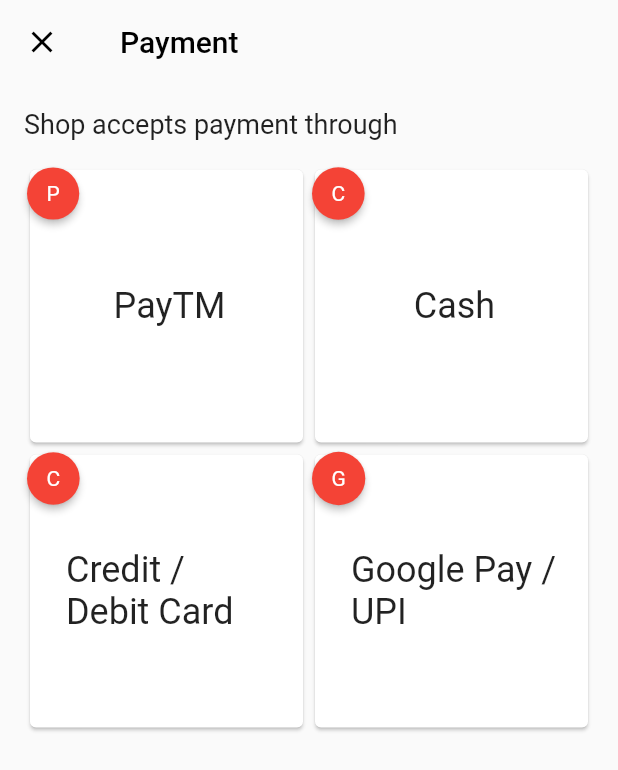
After one commit to C-Aniruddh/QuickGrab, a Flutter app: the OrderPaymentPage screen opened directly, on a phone screen of 412 x 824 dp. The commit adds this screen. Shown: the top 770 px of the screen. Run offline on Flutter 3.47's test engine with Material 2 defaults, Android fonts, the phone set to English and light mode, and no system bars; drawn by our look-alikes of badges; our stand-ins replace cloud_firestore, firebase_auth, firebase_messaging, google_maps_flutter, google_sign_in, jiffy and 1 more; missing offline and left inert: cuberto_bottom_bar, dart_geohash, flappy_search_bar, google_map_location_picker; accounts and stored records are empty; Roboto replaces fonts that are missing (Avenir).

Commit message:
QuickGrab: Update shop initial parameters.

```diff
--- /dev/null
+++ b/lib/screens/cart/order_payment_page.dart
@@ -0,0 +1,242 @@
+import 'dart:async';
+import 'package:app/notificationHandler.dart';
+import 'package:app/screens/home_page/shop_completed_orders.dart';
+import 'package:app/screens/home_page/shop_pending_orders.dart';
+import 'package:app/screens/home_page/shop_scheduled_orders.dart';
+import 'package:cloud_firestore/cloud_firestore.dart';
+import 'package:dart_geohash/dart_geohash.dart';
+import 'package:firebase_auth/firebase_auth.dart';
+import 'package:flutter/material.dart';
+import 'package:google_sign_in/google_sign_in.dart';
+import 'package:jiffy/jiffy.dart';
+import 'package:url_launcher/url_launcher.dart';
+import 'package:badges/badges.dart';
+
+import '../../fonts.dart';
+
+class MapUtils {
+  MapUtils._();
+
+  static Future<void> openMap(double latitude, double longitude) async {
+    String googleUrl =
+        'https://www.google.com/maps/search/?api=1&query=$latitude,$longitude';
+    if (await canLaunch(googleUrl)) {
+      await launch(googleUrl);
+    } else {
+      throw 'Could not open the map.';
+    }
+  }
+}
+
+class OrderPaymentPage extends StatefulWidget {
+  OrderPaymentPage({Key key, this.userData}) : super(key: key);
+
+  final DocumentSnapshot userData;
+
+  @override
+  _OrderPaymentPageState createState() => _OrderPaymentPageState();
+}
+
+class _OrderPaymentPageState extends State<OrderPaymentPage> {
+  final GoogleSignIn googleSignIn = GoogleSignIn();
+
+  int currentPage = 0;
+  String currentTitle = "Home";
+  String userUID;
+
+  bool userLoaded = false;
+  bool timeSlotsLoaded = false;
+
+  String profilePicUrl;
+  String userEmail;
+
+  DocumentSnapshot userData;
+
+  GeoHasher gH = GeoHasher();
+
+  String token;
+
+  TextEditingController startTimeController = new TextEditingController();
+  TextEditingController endTimeController = new TextEditingController();
+  TextEditingController otpController = new TextEditingController();
+  TextEditingController _dataController = TextEditingController();
+
+  List<String> timeSlots;
+
+  Future<void> _signOut() async {
+    try {
+      await googleSignIn.signOut();
+      await FirebaseAuth.instance.signOut();
+    } catch (e) {
+      print(e); // TODO: show dialog with error
+    }
+  }
+
+
+  Widget addressView() {
+    return Padding(
+      padding: const EdgeInsets.fromLTRB(16, 0, 16, 4),
+      child: Card(
+          child: Padding(
+        padding: const EdgeInsets.all(8.0),
+        child: ListTile(
+            leading: Icon(Icons.add_location),
+            subtitle: Text(userData['shop_address'],
+                style: TextStyle(fontFamily: AppFontFamilies.mainFont))),
+      )),
+    );
+  }
+
+  Widget buildHomePayment() {
+    return SingleChildScrollView(
+        child: Column(
+          crossAxisAlignment: CrossAxisAlignment.start,
+            children: [
+          Padding(
+            padding: const EdgeInsets.all(16.0),
+            child: Text("Shop accepts payment through", style:TextStyle(
+                fontSize: 18,
+                fontFamily: AppFontFamilies.mainFont)),
+          ),
+          dashboardGrid()
+    ]));
+  }
+
+  Widget dashboardGrid() {
+    return Padding(
+      padding: const EdgeInsets.fromLTRB(16, 0, 16, 16),
+      child: SizedBox(
+        height: MediaQuery.of(context).size.height * 0.7,
+        child: GridView.count(
+          crossAxisCount: 2,
+          childAspectRatio: (3 / 3),
+          children: [
+            Card(
+              child: Padding(
+                padding: const EdgeInsets.fromLTRB(8, 0, 4, 0),
+                child: Badge(
+                  position: BadgePosition.topLeft(),
+                  badgeContent: Padding(
+                    padding: const EdgeInsets.all(8.0),
+                    child: Text("P", style: TextStyle(
+                        fontFamily: AppFontFamilies.mainFont, color: Colors.white)),
+                  ),
+                  child: Container(
+                      child: Align(
+            alignment: Alignment.center,
+            child: Padding(
+                  padding: const EdgeInsets.all(16.0),
+                  child: Text("PayTM",
+                      style: TextStyle(
+                          fontSize: 24,
+                          fontFamily: AppFontFamilies.mainFont)),
+            )),
+            ),
+                ),
+              )),
+            Card(
+                child: Padding(
+                  padding: const EdgeInsets.fromLTRB(8, 0, 4, 0),
+                  child: Badge(
+                    position: BadgePosition.topLeft(),
+                    badgeContent: Padding(
+                      padding: const EdgeInsets.all(8.0),
+                      child: Text("C", style: TextStyle(
+                          fontFamily: AppFontFamilies.mainFont, color: Colors.white)),
+                    ),
+                    child: Container(
+                      child: Align(
+                          alignment: Alignment.center,
+                          child: Padding(
+                            padding: const EdgeInsets.all(16.0),
+                            child: Text("Cash",
+                                style: TextStyle(
+                                    fontSize: 24,
+                                    fontFamily: AppFontFamilies.mainFont)),
+                          )),
+                    ),
+                  ),
+                )),
+            Card(
+                child: Padding(
+                  padding: const EdgeInsets.fromLTRB(8, 0, 4, 0),
+                  child: Badge(
+                    position: BadgePosition.topLeft(),
+                    badgeContent: Padding(
+                      padding: const EdgeInsets.all(8.0),
+                      child: Text("C", style: TextStyle(
+                          fontFamily: AppFontFamilies.mainFont, color: Colors.white)),
+                    ),
+                    child: Container(
+                      child: Align(
+                          alignment: Alignment.center,
+                          child: Padding(
+                            padding: const EdgeInsets.all(16.0),
+                            child: Text("Credit / Debit Card",
+                                style: TextStyle(
+                                    fontSize: 24,
+                                    fontFamily: AppFontFamilies.mainFont)),
+                          )),
+                    ),
+                  ),
+                )),
+            Card(
+                child: Padding(
+                  padding: const EdgeInsets.fromLTRB(8, 0, 4, 0),
+                  child: Badge(
+                    position: BadgePosition.topLeft(),
+                    badgeContent: Padding(
+                      padding: const EdgeInsets.all(8.0),
+                      child: Text("G", style: TextStyle(
+                          fontFamily: AppFontFamilies.mainFont, color: Colors.white)),
+                    ),
+                    child: Container(
+                      child: Align(
+                          alignment: Alignment.center,
+                          child: Padding(
+                            padding: const EdgeInsets.all(16.0),
+                            child: Text("Google Pay / UPI",
+                                style: TextStyle(
+                                    fontSize: 24,
+                                    fontFamily: AppFontFamilies.mainFont)),
+                          )),
+                    ),
+                  ),
+                )),
+          ],
+        ),
+      ),
+    );
+  }
+
+  @override
+  void initState() {
+    super.initState();
+  }
+
+  @override
+  Widget build(BuildContext context) {
+    return Scaffold(
+      appBar: AppBar(
+        backgroundColor: Colors.transparent,
+        elevation: 0,
+        automaticallyImplyLeading: false,
+        leading: IconButton(
+          icon: Icon(Icons.close),
+          color: Colors.black,
+          onPressed: () {
+            Navigator.pop(context);
+          }
+        ),
+        title: Padding(
+          padding: const EdgeInsets.fromLTRB(8, 8, 8, 8),
+          child: Text("Payment",
+              style: TextStyle(
+                  fontFamily: AppFontFamilies.mainFont, color: Colors.black)),
+        ),
+      ),
+      body: buildHomePayment()
+      // This trailing comma makes auto-formatting nicer for build methods.
+    );
+  }
+}
--- a/lib/screens/home_page/shop_home_page.dart
+++ b/lib/screens/home_page/shop_home_page.dart
@@ -1,5 +1,6 @@
 import 'dart:async';
 import 'package:app/notificationHandler.dart';
+import 'package:app/screens/cart/order_payment_page.dart';
 import 'package:app/screens/home_page/shop_completed_orders.dart';
 import 'package:app/screens/home_page/shop_pending_orders.dart';
 import 'package:app/screens/home_page/shop_scheduled_orders.dart';
--- a/lib/screens/home_page/user_home_page.dart
+++ b/lib/screens/home_page/user_home_page.dart
@@ -288,6 +288,31 @@ class _UserHomePageState extends State<UserHomePage> {
             child: ListView(
               scrollDirection: Axis.horizontal,
               children: <Widget>[
+                Card(
+                  child: Container(
+                    width: 160.0,
+                    child: Column(
+                      crossAxisAlignment: CrossAxisAlignment.start,
+                      mainAxisAlignment: MainAxisAlignment.spaceAround,
+                      children: [
+                        Align(
+                          alignment: Alignment.center,
+                          child: SizedBox(
+                            height: 120,
+                              width: 160,
+                              child: Image(image: NetworkImage("https://i.imgur.com/HCw2Ho7.png"), height: 128, width: 128)),
+                        ),
+                        Align(
+                          alignment: Alignment.bottomLeft,
+                          child: Padding(
+                            padding: const EdgeInsets.all(16.0),
+                            child: Text("Laxmi Stores", style: TextStyle(fontSize: 20, fontFamily: AppFontFamilies.mainFont)),
+                          ),
+                        ),
+                      ],
+                    ),
+                  ),
+                ),
               Card(
                 child: Container(
                 width: 160.0,
--- a/lib/screens/sign_up/shop/signup_shop_owner_google.dart
+++ b/lib/screens/sign_up/shop/signup_shop_owner_google.dart
@@ -136,6 +136,8 @@ class _SignUpShopOwnerGoogleState extends State<SignUpShopOwnerGoogle> {
         'shop_geohash': shopGeoHash,
         'shop_lat': shopCoordinates.latitude,
         'shop_lon': shopCoordinates.longitude,
+        'shop_image': 'https://i.imgur.com/HCw2Ho7.png',
+        'shop_payment_methods': ['Cash']
       }, merge: true);
 
       assert(user.uid == currentUser.uid);
```
